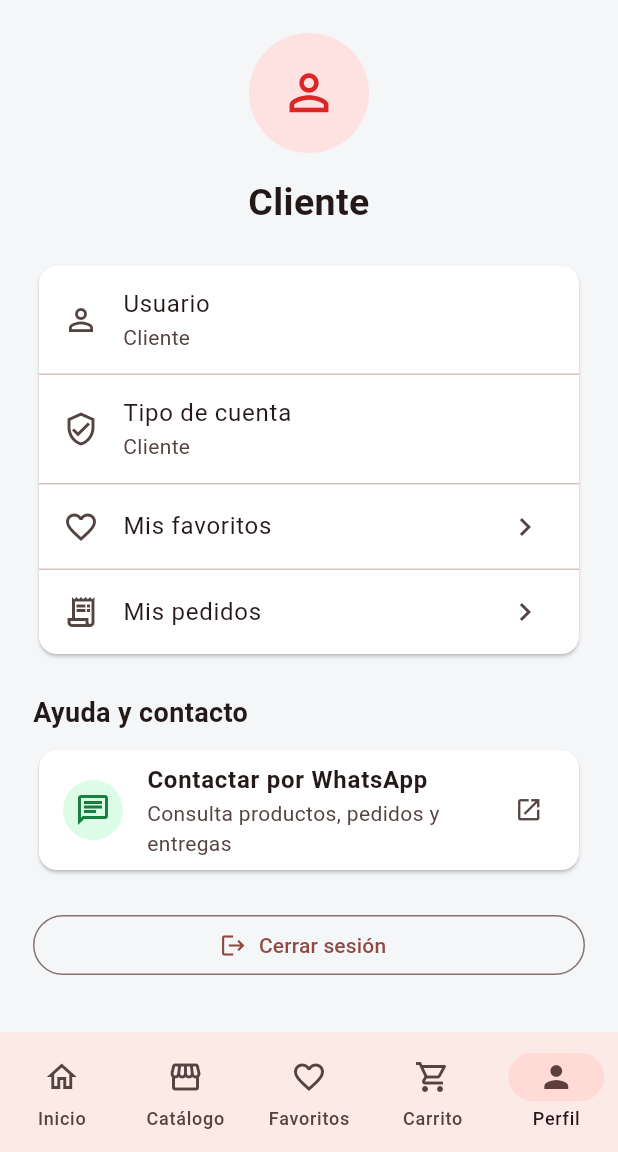
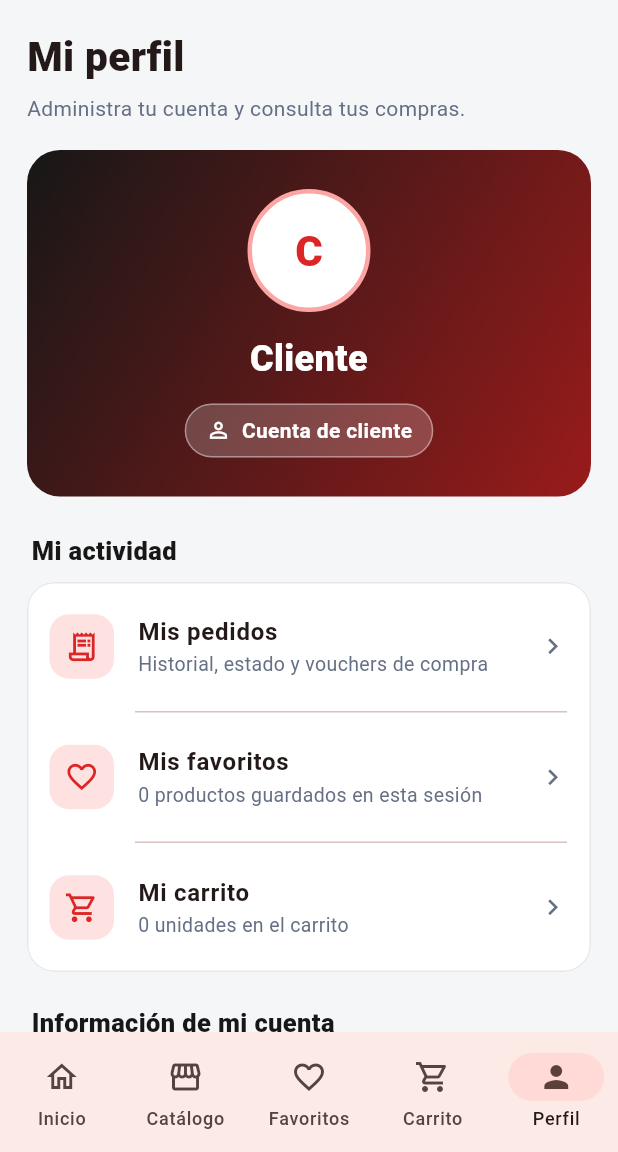
Before and after one commit to Andy751467/electrodomesticos, a Flutter app: the ClienteCatalogoPage screen opened directly with empty values, item 5 of the bottom bar chosen, on a phone screen of 412 x 824 dp, the part 84-1236 px from its top. Run offline on Flutter 3.47's test engine with Material 3 defaults, Android fonts, the phone set to English and light mode, and no system bars; our stand-ins replace shared_preferences; accounts and stored records are empty.

Commit message:
Rediseñar perfil de cliente con identidad, actividad y contacto

```diff
--- a/flutter_app/lib/registro_cuenta.dart
+++ b/flutter_app/lib/registro_cuenta.dart
@@ -610,42 +610,173 @@ class _ClienteCatalogoPageState extends State<ClienteCatalogoPage> {
     }
   }
 
+  Widget _seccionPerfil(String titulo, List<Widget> filas) {
+    return Column(
+      crossAxisAlignment: CrossAxisAlignment.stretch,
+      children: [
+        Padding(
+          padding: const EdgeInsets.only(left: 3, bottom: 9),
+          child: Text(titulo, style: const TextStyle(
+            fontSize: 17, fontWeight: FontWeight.w800, color: negro)),
+        ),
+        Card(
+          margin: EdgeInsets.zero,
+          elevation: 0,
+          color: Colors.white,
+          clipBehavior: Clip.antiAlias,
+          shape: RoundedRectangleBorder(
+            borderRadius: BorderRadius.circular(18),
+            side: const BorderSide(color: Color(0xFFE5E7EB)),
+          ),
+          child: Column(children: [
+            for (int n = 0; n < filas.length; n++) ...[
+              if (n > 0) const Divider(height: 1, indent: 72, endIndent: 16),
+              filas[n],
+            ],
+          ]),
+        ),
+      ],
+    );
+  }
+
+  Widget _filaPerfil({
+    required IconData icono,
+    required String titulo,
+    required String subtitulo,
+    VoidCallback? accion,
+    Color color = rojo,
+    Color fondo = const Color(0xFFFEE2E2),
+    IconData iconoFinal = Icons.chevron_right,
+  }) {
+    return ListTile(
+      contentPadding: const EdgeInsets.symmetric(horizontal: 15, vertical: 7),
+      leading: Container(
+        width: 43, height: 43,
+        decoration: BoxDecoration(color: fondo, borderRadius: BorderRadius.circular(13)),
+        child: Icon(icono, color: color, size: 23),
+      ),
+      title: Text(titulo, style: const TextStyle(fontWeight: FontWeight.w700)),
+      subtitle: Text(subtitulo, style: const TextStyle(color: Color(0xFF667085), fontSize: 13)),
+      trailing: accion == null ? null : Icon(iconoFinal, size: 21, color: const Color(0xFF667085)),
+      onTap: accion,
+    );
+  }
+
   Widget perfil() {
-    return ListView(padding: const EdgeInsets.all(22), children: [
-      const CircleAvatar(radius: 40, backgroundColor: Color(0xFFFEE2E2), child: Icon(Icons.person_outline, size: 39, color: rojo)),
-      const SizedBox(height: 15),
-      Text(texto(widget.usuario['nombre'], 'Cliente'), textAlign: TextAlign.center, style: const TextStyle(fontSize: 25, fontWeight: FontWeight.bold)),
-      const SizedBox(height: 20),
-      Card(color: Colors.white, child: Column(children: [
-        ListTile(leading: const Icon(Icons.person_outline), title: const Text('Usuario'), subtitle: Text(texto(widget.usuario['usuario'], 'Cliente'))),
-        const Divider(height: 1),
-        const ListTile(leading: Icon(Icons.verified_user_outlined), title: Text('Tipo de cuenta'), subtitle: Text('Cliente')),
-        const Divider(height: 1),
-        ListTile(leading: const Icon(Icons.favorite_border), title: const Text('Mis favoritos'), onTap: () => navegar(2), trailing: const Icon(Icons.chevron_right)),
-        const Divider(height: 1),
-        ListTile(leading: const Icon(Icons.receipt_long_outlined), title: const Text('Mis pedidos'), onTap: abrirPedidos, trailing: const Icon(Icons.chevron_right)),
-      ])),
-      const SizedBox(height: 22),
-      const Text('Ayuda y contacto',
-        style: TextStyle(fontSize: 18, fontWeight: FontWeight.bold)),
-      const SizedBox(height: 8),
-      Card(
-        color: Colors.white,
-        child: ListTile(
-          leading: const CircleAvatar(
-            backgroundColor: Color(0xFFDCFCE7),
-            child: Icon(Icons.chat_outlined, color: Color(0xFF15803D)),
+    final nombre = texto(widget.usuario['nombre'], 'Cliente');
+    final usuario = texto(widget.usuario['usuario']);
+    final unidades = carrito.values.fold<int>(0, (s, n) => s + n);
+    final iniciales = nombre.split(RegExp(r'\s+'))
+        .where((palabra) => palabra.isNotEmpty)
+        .take(2)
+        .map((palabra) => String.fromCharCode(palabra.runes.first).toUpperCase())
+        .join();
+
+    return ListView(
+      padding: const EdgeInsets.fromLTRB(18, 18, 18, 28),
+      children: [
+        const Text('Mi perfil', style: TextStyle(fontSize: 27, fontWeight: FontWeight.w900)),
+        const SizedBox(height: 5),
+        const Text('Administra tu cuenta y consulta tus compras.',
+          style: TextStyle(color: Color(0xFF667085))),
+        const SizedBox(height: 18),
+        Container(
+          padding: const EdgeInsets.symmetric(horizontal: 22, vertical: 26),
+          decoration: BoxDecoration(
+            borderRadius: BorderRadius.circular(22),
+            gradient: const LinearGradient(
+              begin: Alignment.topLeft, end: Alignment.bottomRight,
+              colors: [negro, Color(0xFF991B1B)],
+            ),
           ),
-          title: const Text('Contactar por WhatsApp',
-            style: TextStyle(fontWeight: FontWeight.w700)),
-          subtitle: const Text('Consulta productos, pedidos y entregas'),
-          trailing: const Icon(Icons.open_in_new, size: 19),
-          onTap: contactarWhatsApp,
+          child: Column(children: [
+            Container(
+              width: 82, height: 82,
+              alignment: Alignment.center,
+              decoration: BoxDecoration(
+                color: Colors.white,
+                shape: BoxShape.circle,
+                border: Border.all(color: const Color(0xFFFCA5A5), width: 3),
+              ),
+              child: Text(iniciales, style: const TextStyle(
+                fontSize: 28, color: rojo, fontWeight: FontWeight.w900)),
+            ),
+            const SizedBox(height: 14),
+            Text(nombre, textAlign: TextAlign.center,
+              style: const TextStyle(color: Colors.white, fontSize: 24,
+                fontWeight: FontWeight.w900)),
+            if (usuario.isNotEmpty) ...[
+              const SizedBox(height: 5),
+              Text('@' + usuario, textAlign: TextAlign.center,
+                style: const TextStyle(color: Colors.white70)),
+            ],
+            const SizedBox(height: 13),
+            Container(
+              padding: const EdgeInsets.symmetric(horizontal: 13, vertical: 7),
+              decoration: BoxDecoration(
+                color: const Color(0x33FFFFFF), borderRadius: BorderRadius.circular(30),
+                border: Border.all(color: const Color(0x66FFFFFF)),
+              ),
+              child: const Row(mainAxisSize: MainAxisSize.min, children: [
+                Icon(Icons.person_outline, color: Colors.white, size: 17),
+                SizedBox(width: 7),
+                Text('Cuenta de cliente', style: TextStyle(color: Colors.white,
+                  fontWeight: FontWeight.w600)),
+              ]),
+            ),
+          ]),
         ),
-      ),
-      const SizedBox(height: 22),
-      OutlinedButton.icon(onPressed: saliendo ? null : salir, icon: const Icon(Icons.logout), label: const Text('Cerrar sesión')),
-    ]);
+        const SizedBox(height: 24),
+        _seccionPerfil('Mi actividad', [
+          _filaPerfil(
+            icono: Icons.receipt_long_outlined, titulo: 'Mis pedidos',
+            subtitulo: 'Historial, estado y vouchers de compra', accion: abrirPedidos),
+          _filaPerfil(
+            icono: Icons.favorite_border, titulo: 'Mis favoritos',
+            subtitulo: '${favoritos.length} productos guardados en esta sesión',
+            accion: () => navegar(2)),
+          _filaPerfil(
+            icono: Icons.shopping_cart_outlined, titulo: 'Mi carrito',
+            subtitulo: '$unidades unidades en el carrito', accion: () => navegar(3)),
+        ]),
+        const SizedBox(height: 22),
+        _seccionPerfil('Información de mi cuenta', [
+          _filaPerfil(
+            icono: Icons.badge_outlined, titulo: 'Nombre completo',
+            subtitulo: nombre),
+          _filaPerfil(
+            icono: Icons.alternate_email, titulo: 'Usuario',
+            subtitulo: usuario.isEmpty ? 'No disponible' : usuario),
+          _filaPerfil(
+            icono: Icons.shield_outlined, titulo: 'Tipo de cuenta',
+            subtitulo: 'Cliente de ElectroHogar'),
+        ]),
+        const SizedBox(height: 22),
+        _seccionPerfil('Ayuda y contacto', [
+          _filaPerfil(
+            icono: Icons.chat_outlined, titulo: 'Contactar por WhatsApp',
+            subtitulo: 'Consultas de productos, pedidos y entregas',
+            accion: contactarWhatsApp,
+            color: const Color(0xFF15803D), fondo: const Color(0xFFDCFCE7),
+            iconoFinal: Icons.open_in_new),
+        ]),
+        const SizedBox(height: 26),
+        OutlinedButton.icon(
+          onPressed: saliendo ? null : salir,
+          icon: const Icon(Icons.logout),
+          label: Text(saliendo ? 'Cerrando sesión...' : 'Cerrar sesión'),
+          style: OutlinedButton.styleFrom(
+            foregroundColor: rojo,
+            minimumSize: const Size.fromHeight(53),
+            side: const BorderSide(color: Color(0xFFFECACA)),
+          ),
+        ),
+        const SizedBox(height: 16),
+        const Text('ElectroHogar · Tu tienda de electrodomésticos',
+          textAlign: TextAlign.center,
+          style: TextStyle(color: Color(0xFF667085), fontSize: 12)),
+      ],
+    );
   }
 
   @override
```
